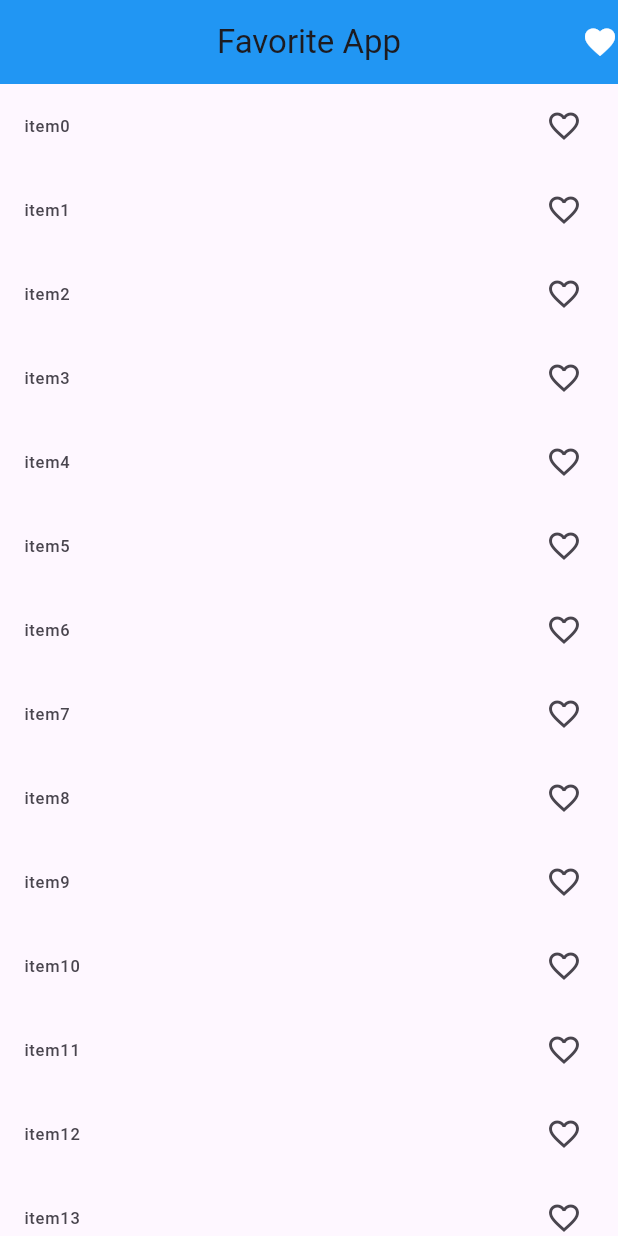
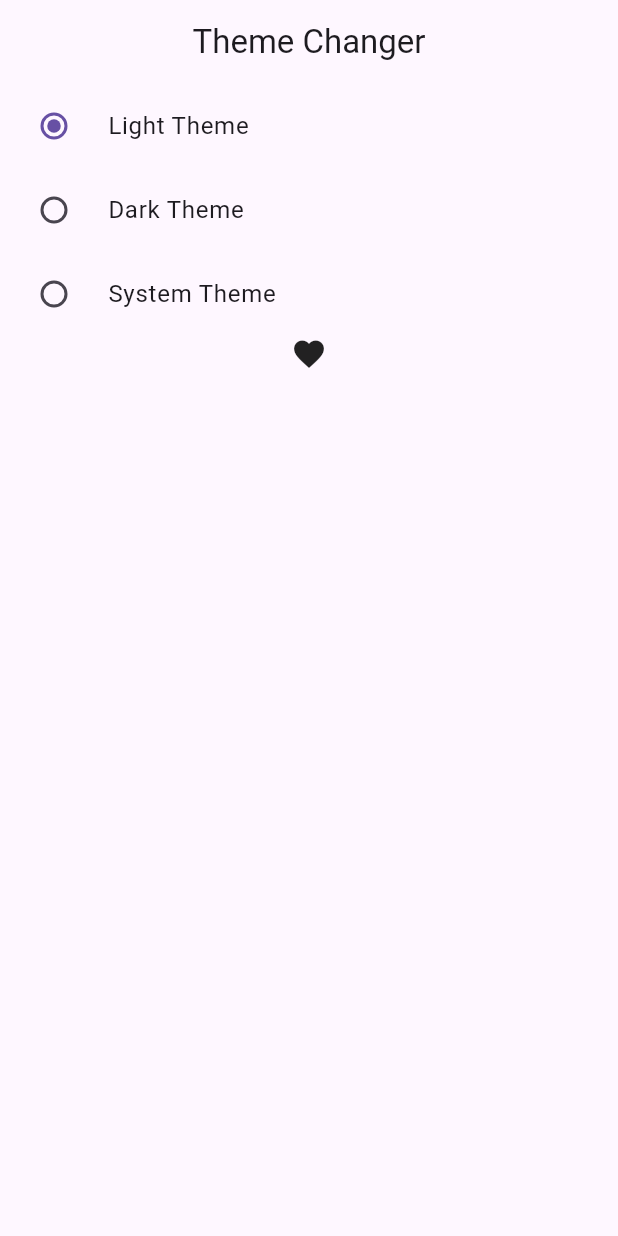
Before and after one commit to 2Dawoodbaloch/flutter_provider_state_management_course, a Flutter app: the screen it shows after launch, on a phone screen of 412 x 824 dp. Run offline on Flutter 3.47's test engine with Material 3 defaults, Android fonts, the phone set to English and light mode, and no system bars.

Commit message:
implement theme switcher with provider

```diff
--- a/lib/main.dart
+++ b/lib/main.dart
@@ -2,10 +2,12 @@ import 'package:flutter/material.dart';
 import 'package:flutter_provider_state_management_course/provider/count_provider.dart';
 import 'package:flutter_provider_state_management_course/provider/favorite_app_provider.dart';
 import 'package:flutter_provider_state_management_course/provider/multi_provider_example.dart';
+import 'package:flutter_provider_state_management_course/provider/theme_changer.dart';
 import 'package:flutter_provider_state_management_course/view/screens/count_example.dart';
 import 'package:flutter_provider_state_management_course/view/screens/example_multi_provider.dart';
 import 'package:flutter_provider_state_management_course/view/screens/favorite_app/favorite_app.dart';
 import 'package:flutter_provider_state_management_course/view/screens/home_screen/home_screen.dart';
+import 'package:flutter_provider_state_management_course/view/screens/theme_screen/dark_theme.dart';
 import 'package:provider/provider.dart';
 
 void main() {
@@ -20,16 +22,28 @@ class MyApp extends StatelessWidget {
     return MultiProvider(providers: [
       ChangeNotifierProvider(create: (_) => MultiProviderExample()),
       ChangeNotifierProvider(create: (_) => CountProvider()),
-      ChangeNotifierProvider(create: (_) => FavoriteAppProvider())
+      ChangeNotifierProvider(create: (_) => FavoriteAppProvider()),
+      ChangeNotifierProvider(create: (_) => ThemeChanger())
     ],
-    child:MaterialApp(
-      debugShowCheckedModeBanner: false,
-      title: 'Flutter Demo',
-      theme: ThemeData(
-        colorScheme: .fromSeed(seedColor: Colors.deepPurple),
-      ),
-      home:  FavoriteApp(),
-    ),
+    child: Builder(builder: (BuildContext context){
+      final themeProvider = Provider.of<ThemeChanger>(context);
+      return  MaterialApp(
+        debugShowCheckedModeBanner: false,
+        title: 'Flutter Demo',
+        themeMode: themeProvider.themeMode,
+        theme: ThemeData(
+          primaryColor: Colors.pink,
+          primarySwatch: Colors.blue,
+          brightness: Brightness.light
+        ),
+        darkTheme: ThemeData(
+          primarySwatch: Colors.blue,
+          brightness: Brightness.dark,
+          iconTheme: IconThemeData(color: Colors.red)
+        ),
+        home:  DarkThemeScreen(),
+      );
+    }),
     );
 
   }
--- /dev/null
+++ b/lib/provider/theme_changer.dart
@@ -0,0 +1,13 @@
+import 'package:flutter/foundation.dart';
+import 'package:flutter/material.dart';
+
+class ThemeChanger  with ChangeNotifier {
+  var _themeMode = ThemeMode.light;
+
+  ThemeMode get themeMode => _themeMode;
+
+  void setTheme(theme){
+    _themeMode = theme;
+    notifyListeners();
+  }
+}
--- /dev/null
+++ b/lib/view/screens/theme_screen/dark_theme.dart
@@ -0,0 +1,46 @@
+import 'package:flutter/foundation.dart';
+import 'package:flutter/material.dart';
+import 'package:flutter_provider_state_management_course/provider/theme_changer.dart';
+import 'package:provider/provider.dart';
+class DarkThemeScreen extends StatefulWidget {
+  const DarkThemeScreen({super.key});
+
+  @override
+  State<DarkThemeScreen> createState() => _DarkThemeState();
+}
+
+class _DarkThemeState extends State<DarkThemeScreen> {
+  @override
+  Widget build(BuildContext context) {
+    final themeProvider = Provider.of<ThemeChanger>(context);
+    return Scaffold(
+      appBar: AppBar(
+        title: Text("Theme Changer"),
+        centerTitle: true,
+      ),
+      body: Column(
+        children: [
+          RadioListTile<ThemeMode>(
+            title: Text("Light Theme"),
+            value: ThemeMode.light,
+            groupValue: themeProvider.themeMode,
+            onChanged: themeProvider.setTheme,
+          ),
+          RadioListTile<ThemeMode>(
+            title: Text("Dark Theme"),
+            value: ThemeMode.dark,
+            groupValue: themeProvider.themeMode,
+            onChanged: themeProvider.setTheme,
+          ),
+          RadioListTile<ThemeMode>(
+            title: Text("System Theme"),
+            value: ThemeMode.system,
+            groupValue: themeProvider.themeMode,
+            onChanged: themeProvider.setTheme,
+          ),
+          Icon(Icons.favorite)
+        ],
+      ),
+    );
+  }
+}
```
